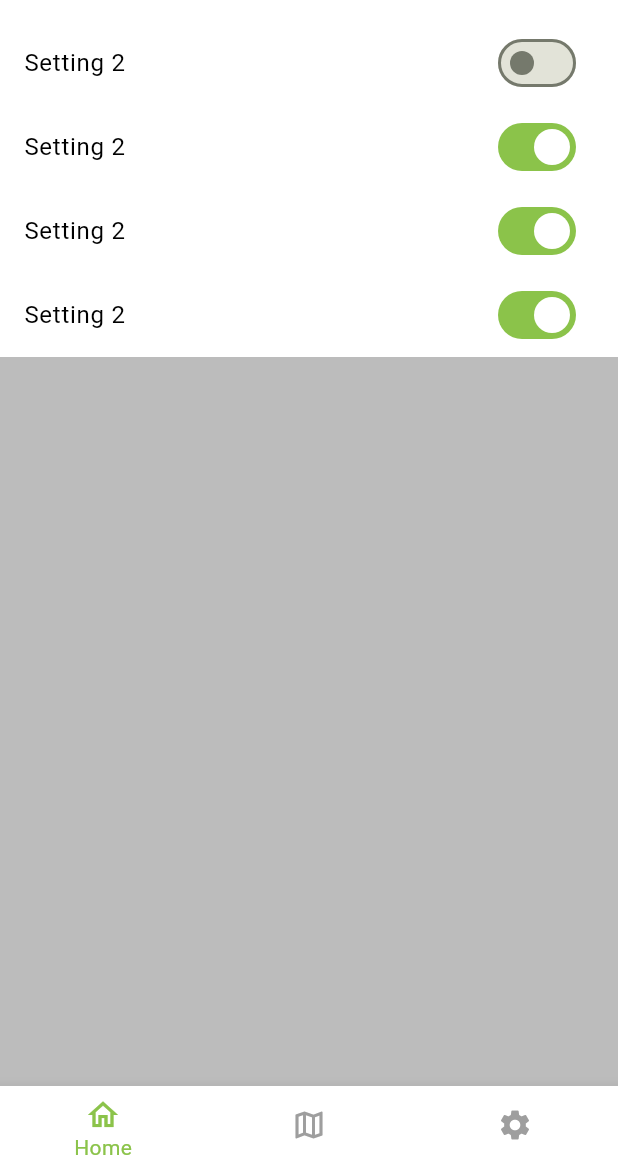
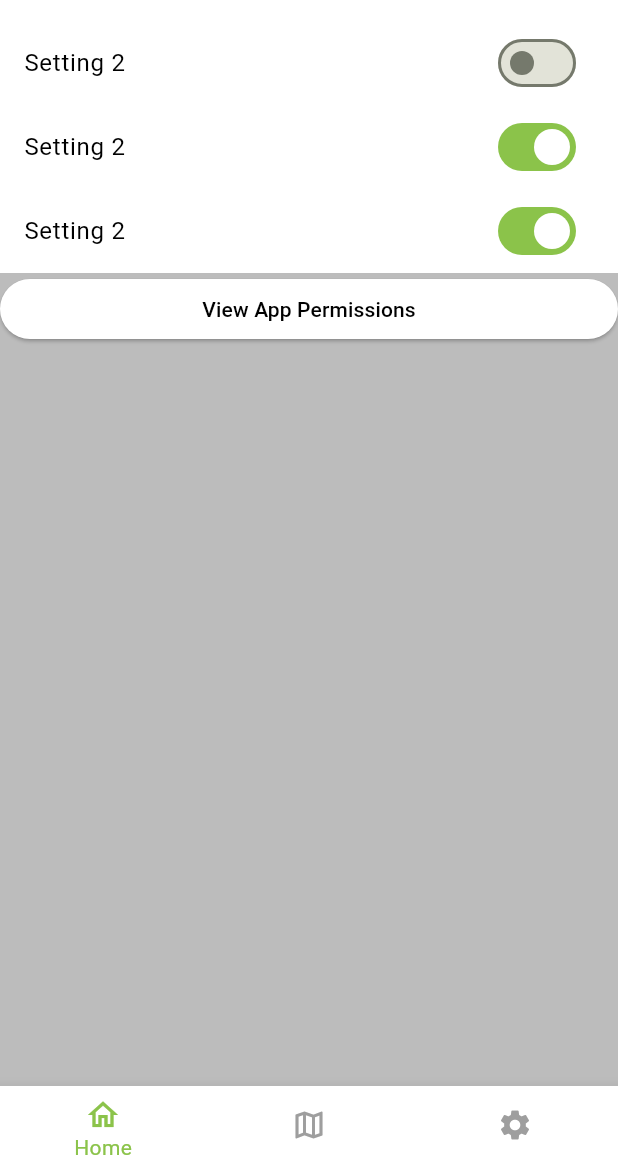
Before and after one commit to Kaiirros/Can-of-Beans, a Flutter app: the screen it shows after launch, swiped to page 3, on a phone screen of 412 x 824 dp, the part 63-1236 px from its top. Run offline on Flutter 3.47's test engine with Material 3 defaults, Android fonts, the phone set to English and light mode, and no system bars; our stand-ins replace cached_network_image, geolocator, permission_handler; missing offline and left inert: baseflow_plugin_template, latlng, map; key blocks and very long unbroken strings in the code were emptied for the run.

Commit message:
added ability to view app permissions

```diff
--- a/lib/src/pages/settings_page.dart
+++ b/lib/src/pages/settings_page.dart
@@ -1,4 +1,5 @@
 import 'package:flutter/material.dart';
+import 'package:permission_handler/permission_handler.dart';
 
 import 'dart:developer' as developer;
 
@@ -59,14 +60,11 @@ class SettingsState extends State<SettingsPage> with AutomaticKeepAliveClientMix
               });
              },
           ),
-          SwitchListTile(
-            tileColor: (darkMode ? Colors.black : Colors.white),
-            title: (darkMode ? const Text('Setting 2', style: TextStyle(color: Colors.white)) : const Text('Setting 2', style: TextStyle(color: Colors.black))),
-            value: setting4,
-            onChanged:(bool? value) {
-              setState(() {
-                setting4 = value!;
-              });
+          ElevatedButton(
+            style: ElevatedButton.styleFrom(backgroundColor: (darkMode ? Colors.black : Colors.white)),
+            child: (darkMode ? const Text('View App Permissions', style: TextStyle(color: Colors.white)) : const Text('View App Permissions', style: TextStyle(color: Colors.black))),
+            onPressed:() {
+              openAppSettings();
              },
           ),
 
--- a/pubspec.yaml
+++ b/pubspec.yaml
@@ -22,6 +22,7 @@ dependencies:
   baseflow_plugin_template: ^2.1.2
   http: ^1.2.1
   nowplaying: ^3.0.2
+  permission_handler: ^11.3.1
 
 dev_dependencies:
   flutter_test:
```
Also changed, not shown: pubspec.lock, 2 other files.
